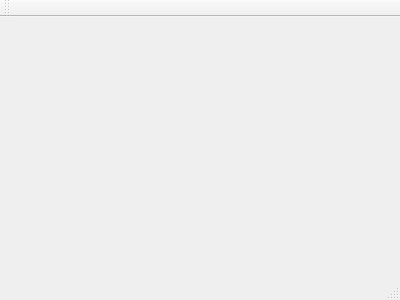
First picture: the form in mainwindow.ui, repository agb18/master, before the edit.
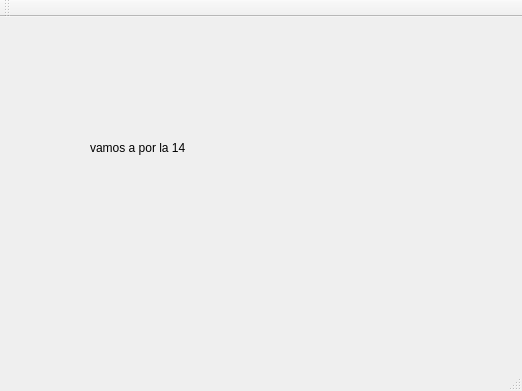
Second picture: the form after the edit.

Commit message: todo arriba

```diff
--- a/mainwindow.ui
+++ b/mainwindow.ui
@@ -1,24 +1,53 @@
 <ui version="4.0">
  <class>MainWindow</class>
- <widget class="QMainWindow" name="MainWindow" >
-  <property name="geometry" >
+ <widget class="QMainWindow" name="MainWindow">
+  <property name="geometry">
    <rect>
     <x>0</x>
     <y>0</y>
-    <width>400</width>
-    <height>300</height>
+    <width>522</width>
+    <height>391</height>
    </rect>
   </property>
   <property name="windowTitle" >
    <string>MainWindow</string>
   </property>
-  <widget class="QMenuBar" name="menuBar" />
-  <widget class="QToolBar" name="mainToolBar" />
-  <widget class="QWidget" name="centralWidget" />
-  <widget class="QStatusBar" name="statusBar" />
+  <widget class="QWidget" name="centralWidget">
+   <widget class="QLabel" name="label">
+    <property name="geometry">
+     <rect>
+      <x>90</x>
+      <y>90</y>
+      <width>171</width>
+      <height>81</height>
+     </rect>
+    </property>
+    <property name="text">
+     <string>vamos a por la 14</string>
+    </property>
+   </widget>
+  </widget>
+  <widget class="QMenuBar" name="menuBar">
+   <property name="geometry">
+    <rect>
+     <x>0</x>
+     <y>0</y>
+     <width>522</width>
+     <height>26</height>
+    </rect>
+   </property>
+  </widget>
+  <widget class="QToolBar" name="mainToolBar">
+   <attribute name="toolBarArea">
+    <enum>TopToolBarArea</enum>
+   </attribute>
+   <attribute name="toolBarBreak">
+    <bool>false</bool>
+   </attribute>
+  </widget>
+  <widget class="QStatusBar" name="statusBar"/>
  </widget>
- <layoutDefault spacing="6" margin="11" />
- <pixmapfunction></pixmapfunction>
+ <layoutdefault spacing="6" margin="11"/>
  <resources/>
  <connections/>
 </ui>
```
Left out of the diff: 3 changed lines with no effect on the pictures. The commit also changes 2 other files.
